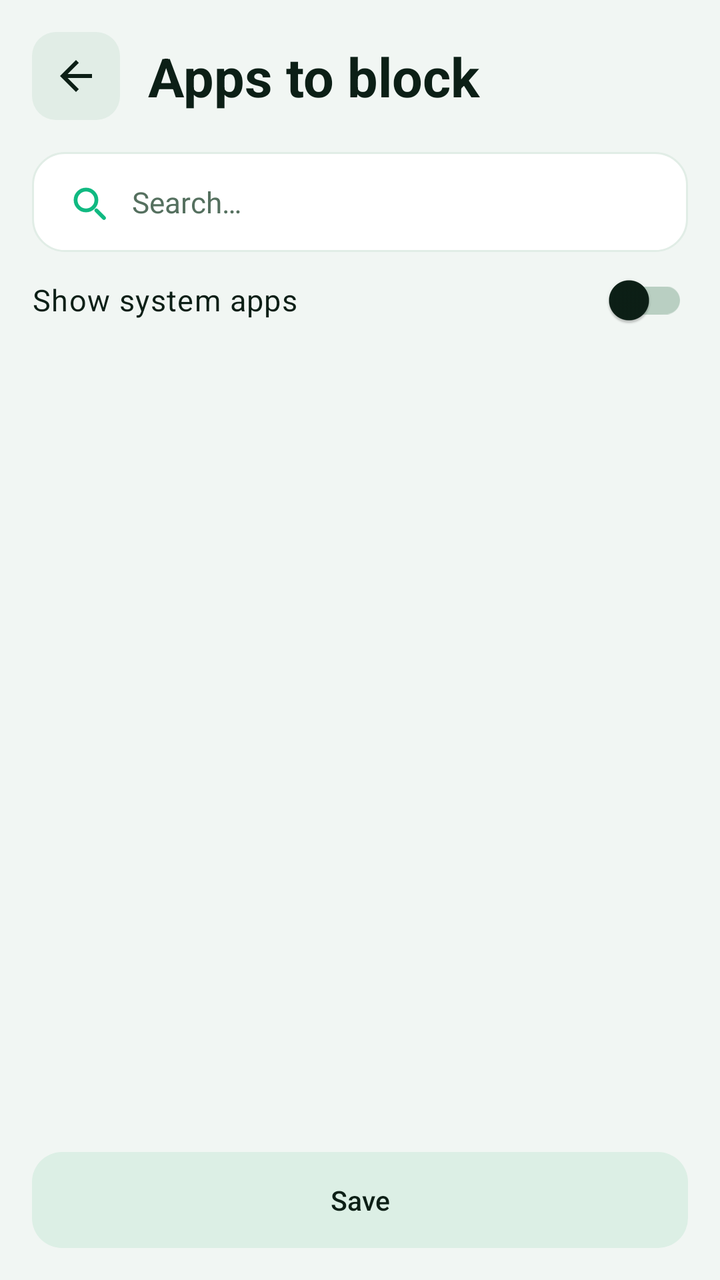
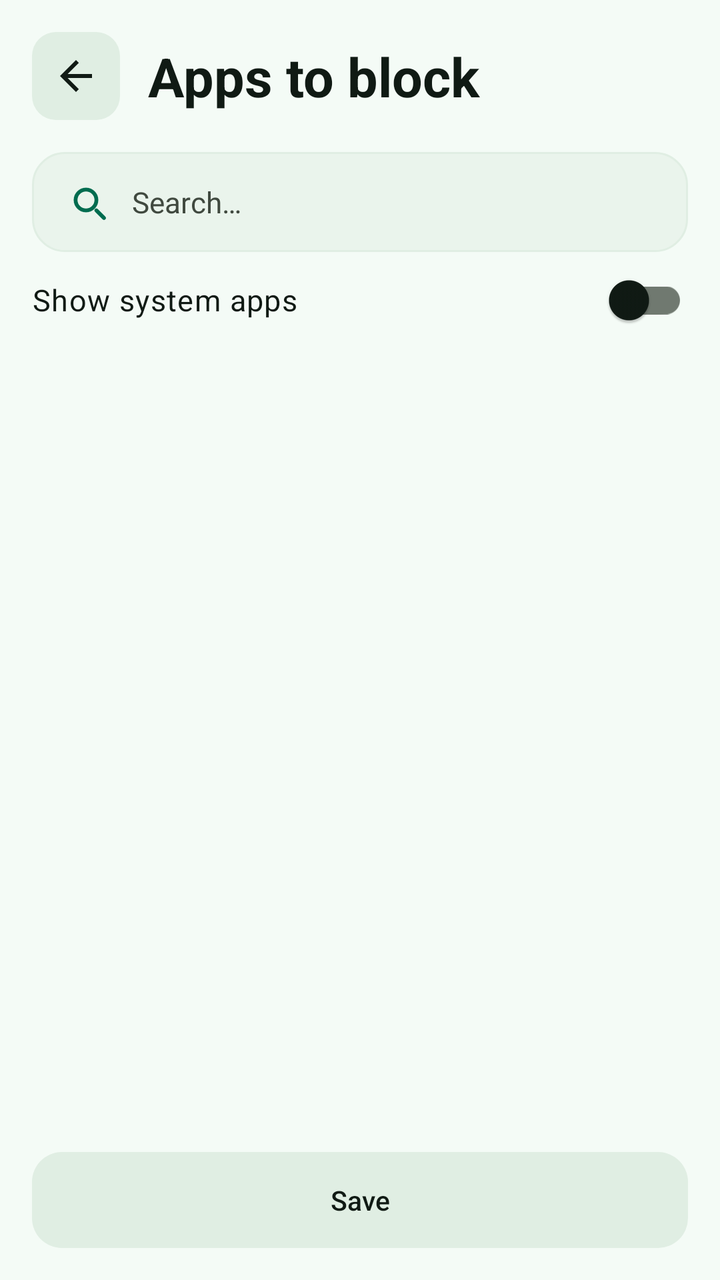

The first picture is an Android layout as it rendered before a commit; the second is the same layout after the commit. The layout source and the unified diff follow.
<!-- AndroidManifest.xml: application theme Theme.PhoneLink -->
<!-- res/layout/activity_focus_guard_picker.xml -->
<?xml version="1.0" encoding="utf-8"?>
<LinearLayout xmlns:android="http://schemas.android.com/apk/res/android"
    xmlns:app="http://schemas.android.com/apk/res-auto"
    android:layout_width="match_parent"
    android:layout_height="match_parent"
    android:orientation="vertical">

    <LinearLayout
        android:layout_width="match_parent"
        android:layout_height="wrap_content"
        android:gravity="center_vertical"
        android:orientation="horizontal"
        android:padding="16dp">

        <ImageButton
            android:id="@+id/btnFocusPickerBack"
            android:layout_width="44dp"
            android:layout_height="44dp"
            android:background="@drawable/bg_back_chip"
            android:contentDescription="@string/btn_back"
            android:padding="10dp"
            android:src="@drawable/ic_arrow_back"
            app:tint="?attr/colorOnSurface" />

        <TextView
            style="@style/PL.H1"
            android:layout_width="0dp"
            android:layout_marginStart="14dp"
            android:layout_weight="1"
            android:text="@string/focus_picker_title" />
    </LinearLayout>

    <LinearLayout
        android:layout_width="match_parent"
        android:layout_height="0dp"
        android:layout_weight="1"
        android:orientation="vertical"
        android:paddingStart="16dp"
        android:paddingEnd="16dp">

        <EditText
            android:id="@+id/etFocusPickerSearch"
            style="@style/PL.SearchBox"
            android:hint="@string/picker_search_hint"
            android:inputType="text"
            app:drawableStartCompat="@drawable/ic_search" />

        <com.google.android.material.switchmaterial.SwitchMaterial
            android:id="@+id/swFocusShowSystem"
            style="@style/PL.SwitchRow"
            android:text="@string/alk_show_system" />

        <ListView
            android:id="@+id/lvFocusApps"
            android:layout_width="match_parent"
            android:layout_height="0dp"
            android:layout_weight="1"
            android:divider="@null" />
    </LinearLayout>

    <com.google.android.material.button.MaterialButton
        android:id="@+id/btnFocusSave"
        style="@style/PL.BtnTonal"
        android:layout_width="match_parent"
        android:layout_height="wrap_content"
        android:layout_marginStart="16dp"
        android:layout_marginEnd="16dp"
        android:layout_marginTop="8dp"
        android:layout_marginBottom="16dp"
        android:text="@string/btn_save" />
</LinearLayout>
<!-- resources referenced by this layout -->
<resources>
  <style name="Theme.PhoneLink" parent="Theme.Material3.DayNight.NoActionBar">
          
          <item name="colorPrimary">@color/md_primary</item>
          <item name="colorOnPrimary">@color/md_onPrimary</item>
          <item name="colorPrimaryContainer">@color/md_primaryContainer</item>
          <item name="colorOnPrimaryContainer">@color/md_onPrimaryContainer</item>
          <item name="colorSecondary">@color/md_secondary</item>
          <item name="colorOnSecondary">@color/md_onSecondary</item>
          <item name="colorSecondaryContainer">@color/md_secondaryContainer</item>
          <item name="colorOnSecondaryContainer">@color/md_onSecondaryContainer</item>
          <item name="android:colorBackground">@color/md_background</item>
          <item name="colorOnBackground">@color/md_onBackground</item>
          <item name="colorSurface">@color/md_surface</item>
          <item name="colorOnSurface">@color/md_onSurface</item>
          <item name="colorSurfaceVariant">@color/md_surfaceVariant</item>
          <item name="colorOnSurfaceVariant">@color/md_onSurfaceVariant</item>
          <item name="colorSurfaceContainer">@color/md_surfaceContainer</item>
          <item name="colorSurfaceContainerHigh">@color/md_surfaceContainerHigh</item>
          <item name="colorSurfaceContainerLowest">@color/md_surfaceContainerLowest</item>
          <item name="colorSurfaceContainerLow">@color/md_surfaceContainerLow</item>
          <item name="colorSurfaceContainerHighest">@color/md_surfaceContainerHighest</item>
          <item name="colorSurfaceDim">@color/md_surfaceDim</item>
          <item name="colorSurfaceBright">@color/md_surfaceBright</item>
          <item name="colorTertiary">@color/md_tertiary</item>
          <item name="colorOnTertiary">@color/md_onTertiary</item>
          <item name="colorTertiaryContainer">@color/md_tertiaryContainer</item>
          <item name="colorOnTertiaryContainer">@color/md_onTertiaryContainer</item>
          <item name="colorInverseSurface">@color/md_inverseSurface</item>
          <item name="colorInverseOnSurface">@color/md_inverseOnSurface</item>
          <item name="colorInversePrimary">@color/md_inversePrimary</item>
          <item name="colorOutlineVariant">@color/md_outlineVariant</item>
          <item name="colorScrim">@color/md_scrim</item>
          <item name="colorOutline">@color/md_outline</item>
          <item name="materialCardViewStyle">@style/PL.CardView</item>
          <item name="materialButtonStyle">@style/PL.BtnFilled</item>
          <item name="materialButtonOutlinedStyle">@style/PL.BtnOutlined</item>
          <item name="colorError">@color/md_error</item>
          <item name="colorOnError">@color/md_onError</item>
          <item name="colorErrorContainer">@color/md_errorContainer</item>
          <item name="android:statusBarColor">@color/md_background</item>
          <item name="android:navigationBarColor">@color/md_background</item>
          <item name="android:windowLightStatusBar">true</item>
          <item name="android:windowLightNavigationBar">true</item>
          <item name="plTileFill">@color/md_surface</item>
          <item name="plBtnFill">@color/md_btnFill</item>
          <item name="plBtnStroke">@color/md_outline</item>
          <item name="plNavActive">@color/nav_active</item>
          <item name="plNavInactive">@color/nav_inactive</item>
          <item name="plNavIndicator">@color/nav_indicator</item>
      </style>
  <color name="md_primary">#10B981</color>
  <color name="md_onPrimary">#FFFFFF</color>
  <color name="md_primaryContainer">#D9F6E9</color>
  <color name="md_onPrimaryContainer">#06382A</color>
  <color name="md_secondary">#52665C</color>
  <color name="md_onSecondary">#FFFFFF</color>
  <color name="md_secondaryContainer">#E6EFEA</color>
  <color name="md_onSecondaryContainer">#12241B</color>
  <color name="md_background">#F1F6F3</color>
  <color name="md_onBackground">#0C1F16</color>
  <color name="md_surface">#FFFFFF</color>
  <color name="md_onSurface">#0C1F16</color>
  <color name="md_surfaceVariant">#E1EDE6</color>
  <color name="md_onSurfaceVariant">#55705F</color>
  <color name="md_surfaceContainer">#EAF3EE</color>
  <color name="md_surfaceContainerHigh">#DCEAE2</color>
  <color name="md_surfaceContainerLowest">#FFFFFF</color>
  <color name="md_surfaceContainerLow">#F5FAF7</color>
  <color name="md_surfaceContainerHighest">#D2E0D6</color>
  <color name="md_surfaceDim">#DCE8DF</color>
  <color name="md_surfaceBright">#FFFFFF</color>
  <color name="md_tertiary">#6B5CA5</color>
  <color name="md_onTertiary">#FFFFFF</color>
  <color name="md_tertiaryContainer">#E7DEF8</color>
  <color name="md_onTertiaryContainer">#241A4D</color>
  <color name="md_inverseSurface">#12241B</color>
  <color name="md_inverseOnSurface">#EAF4EE</color>
  <color name="md_inversePrimary">#6EE7B7</color>
  <color name="md_outlineVariant">#CBDCD2</color>
  <color name="md_scrim">#000000</color>
  <color name="md_outline">#B9CFC2</color>
  <color name="md_error">#BA1A1A</color>
  <color name="md_btnFill">#DCEFE5</color>
  <color name="nav_active">#10B981</color>
  <color name="nav_inactive">#5C7267</color>
  <color name="nav_indicator">#D9F6E9</color>
  <!-- unchanged entries left out for length: 18 -->
</resources>

<!-- the commit's change to res/layout/activity_focus_guard_picker.xml (unified diff, before → after) -->
@@ -38,7 +38,7 @@
         android:paddingStart="16dp"
         android:paddingEnd="16dp">
 
-        <EditText
+        <com.google.android.material.textfield.TextInputEditText
             android:id="@+id/etFocusPickerSearch"
             style="@style/PL.SearchBox"
             android:hint="@string/picker_search_hint"
<!-- resource entries referenced after the edit -->
@@ -27,11 +27,11 @@
           <item name="colorOnTertiary">@color/md_onTertiary</item>
           <item name="colorTertiaryContainer">@color/md_tertiaryContainer</item>
           <item name="colorOnTertiaryContainer">@color/md_onTertiaryContainer</item>
-          <item name="colorInverseSurface">@color/md_inverseSurface</item>
-          <item name="colorInverseOnSurface">@color/md_inverseOnSurface</item>
-          <item name="colorInversePrimary">@color/md_inversePrimary</item>
+          <item name="colorSurfaceInverse">@color/md_inverseSurface</item>
+          <item name="colorOnSurfaceInverse">@color/md_inverseOnSurface</item>
+          <item name="colorPrimaryInverse">@color/md_inversePrimary</item>
           <item name="colorOutlineVariant">@color/md_outlineVariant</item>
-          <item name="colorScrim">@color/md_scrim</item>
+          <item name="scrimBackground">@color/md_scrim</item>
           <item name="colorOutline">@color/md_outline</item>
           <item name="materialCardViewStyle">@style/PL.CardView</item>
           <item name="materialButtonStyle">@style/PL.BtnFilled</item>
@@ -50,42 +50,42 @@
           <item name="plNavInactive">@color/nav_inactive</item>
           <item name="plNavIndicator">@color/nav_indicator</item>
       </style>
-  <color name="md_primary">#10B981</color>
-  <color name="md_onPrimary">#FFFFFF</color>
-  <color name="md_primaryContainer">#D9F6E9</color>
-  <color name="md_onPrimaryContainer">#06382A</color>
-  <color name="md_secondary">#52665C</color>
-  <color name="md_onSecondary">#FFFFFF</color>
-  <color name="md_secondaryContainer">#E6EFEA</color>
-  <color name="md_onSecondaryContainer">#12241B</color>
-  <color name="md_background">#F1F6F3</color>
-  <color name="md_onBackground">#0C1F16</color>
-  <color name="md_surface">#FFFFFF</color>
-  <color name="md_onSurface">#0C1F16</color>
-  <color name="md_surfaceVariant">#E1EDE6</color>
-  <color name="md_onSurfaceVariant">#55705F</color>
-  <color name="md_surfaceContainer">#EAF3EE</color>
-  <color name="md_surfaceContainerHigh">#DCEAE2</color>
-  <color name="md_surfaceContainerLowest">#FFFFFF</color>
-  <color name="md_surfaceContainerLow">#F5FAF7</color>
-  <color name="md_surfaceContainerHighest">#D2E0D6</color>
-  <color name="md_surfaceDim">#DCE8DF</color>
-  <color name="md_surfaceBright">#FFFFFF</color>
-  <color name="md_tertiary">#6B5CA5</color>
-  <color name="md_onTertiary">#FFFFFF</color>
-  <color name="md_tertiaryContainer">#E7DEF8</color>
-  <color name="md_onTertiaryContainer">#241A4D</color>
-  <color name="md_inverseSurface">#12241B</color>
-  <color name="md_inverseOnSurface">#EAF4EE</color>
-  <color name="md_inversePrimary">#6EE7B7</color>
-  <color name="md_outlineVariant">#CBDCD2</color>
-  <color name="md_scrim">#000000</color>
-  <color name="md_outline">#B9CFC2</color>
-  <color name="md_error">#BA1A1A</color>
-  <color name="md_btnFill">#DCEFE5</color>
-  <color name="nav_active">#10B981</color>
-  <color name="nav_inactive">#5C7267</color>
-  <color name="nav_indicator">#D9F6E9</color>
+  <color name="md_primary">#006c4f</color>
+  <color name="md_onPrimary">#ffffff</color>
+  <color name="md_primaryContainer">#8df5c9</color>
+  <color name="md_onPrimaryContainer">#002114</color>
+  <color name="md_secondary">#006c4f</color>
+  <color name="md_onSecondary">#ffffff</color>
+  <color name="md_secondaryContainer">#cfe9d8</color>
+  <color name="md_onSecondaryContainer">#0c1f16</color>
+  <color name="md_background">#f4fbf6</color>
+  <color name="md_onBackground">#101a14</color>
+  <color name="md_surface">#eaf4ec</color>
+  <color name="md_onSurface">#101a14</color>
+  <color name="md_surfaceVariant">#e0eee3</color>
+  <color name="md_onSurfaceVariant">#40493f</color>
+  <color name="md_surfaceContainer">#eaf4ec</color>
+  <color name="md_surfaceContainerHigh">#d5e7d9</color>
+  <color name="md_surfaceContainerLowest">#f4fbf6</color>
+  <color name="md_surfaceContainerLow">#eaf4ec</color>
+  <color name="md_surfaceContainerHighest">#C2DCC7</color>
+  <color name="md_surfaceDim">#f4fbf6</color>
+  <color name="md_surfaceBright">#d5e7d9</color>
+  <color name="md_tertiary">#006c4f</color>
+  <color name="md_onTertiary">#ffffff</color>
+  <color name="md_tertiaryContainer">#c6dcf2</color>
+  <color name="md_onTertiaryContainer">#0a1c2c</color>
+  <color name="md_inverseSurface">#2c322d</color>
+  <color name="md_inverseOnSurface">#edf2ec</color>
+  <color name="md_inversePrimary">#8df5c9</color>
+  <color name="md_outlineVariant">#404A42</color>
+  <color name="md_scrim">#52000000</color>
+  <color name="md_outline">#707970</color>
+  <color name="md_error">#ba1a1a</color>
+  <color name="md_btnFill">#e0eee3</color>
+  <color name="nav_active">#006c4f</color>
+  <color name="nav_inactive">#40493f</color>
+  <color name="nav_indicator">#cfe9d8</color>
   <!-- unchanged entries left out for length: 18 -->
 </resources>
 
